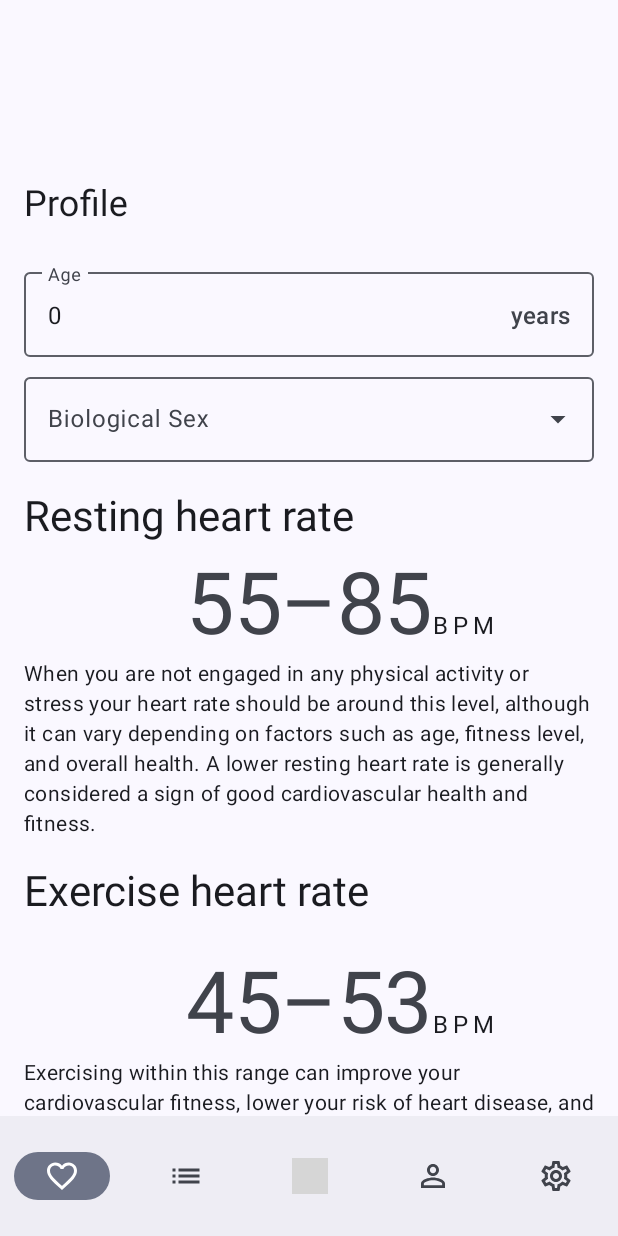
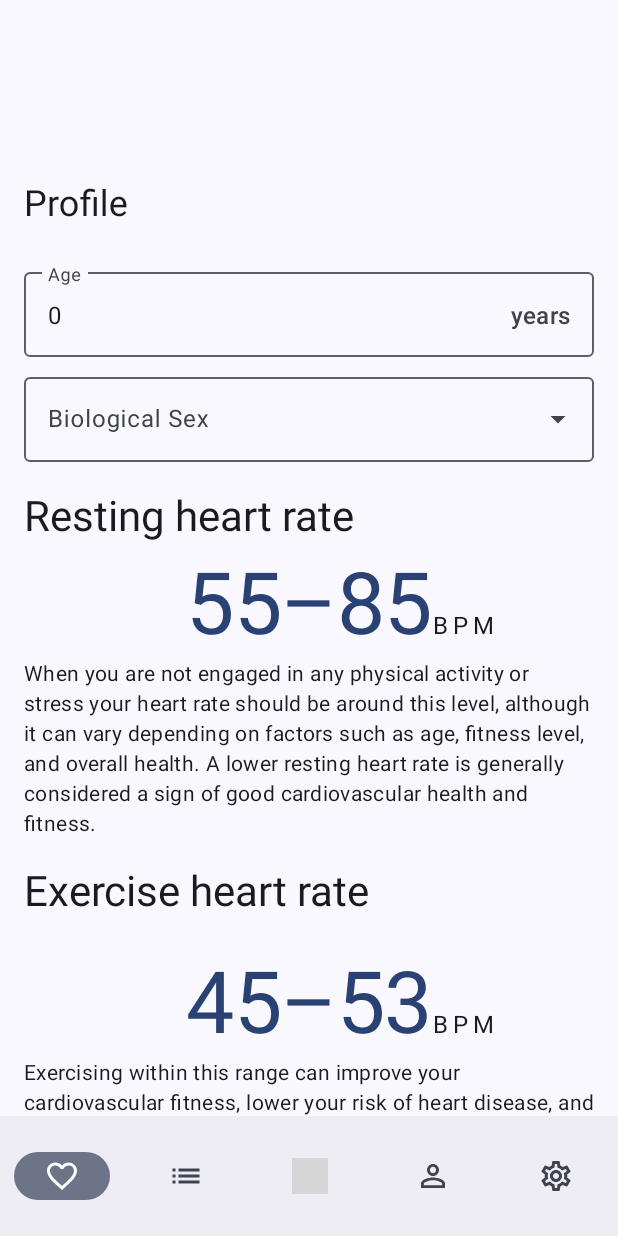
Before and after one commit to Maxr1998/pHeart, an Android app: the fragment ProfileFragment placed in its activity, on a phone screen of 412 x 824 dp. Run offline under Robolectric (Android 15) with nearby library versions, the phone set to English and light mode, and no system bars; 7 statements that could not run were skipped; grey boxes are pictures that could not be loaded.

Commit message:
:eyes: Make display bpm layout colorful

```diff
--- a/app/src/main/res/layout/display_bpm.xml
+++ b/app/src/main/res/layout/display_bpm.xml
@@ -8,6 +8,7 @@
     <TextView
         android:id="@+id/bpm_text"
         style="@style/TextAppearance.Material3.DisplayLarge"
+        android:textColor="?attr/colorPrimary"
         android:layout_width="wrap_content"
         android:layout_height="wrap_content"
         android:gravity="center_horizontal"
```
